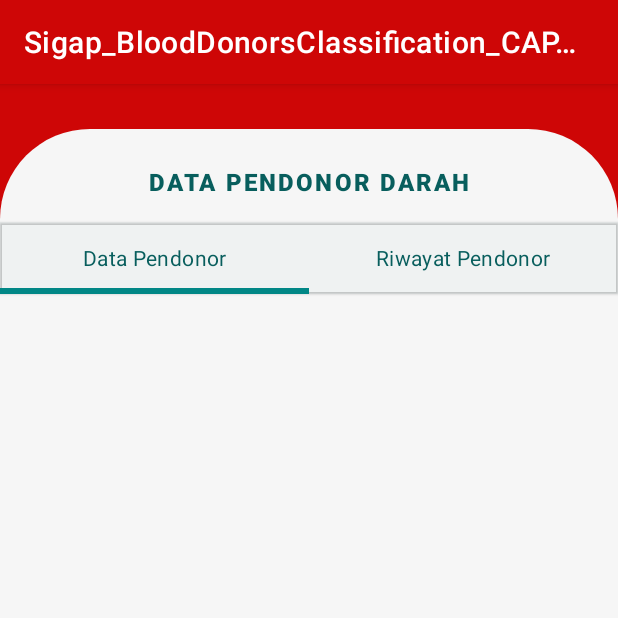
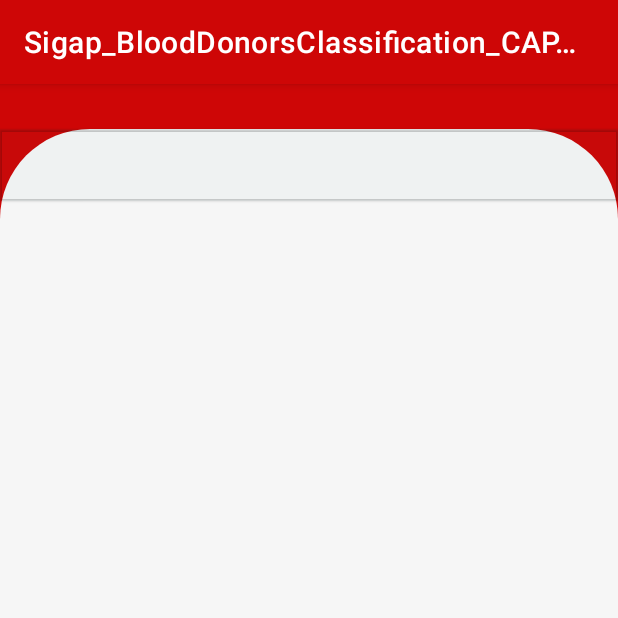
Before and after one commit to FarahdillaAnisa/Sigap_BloodDonorsPotential_CAP0337, an Android app: the ScreeningFormActivity screen opened directly, with no data from a screen before it, on a phone screen of 412 x 824 dp, the top half of it. Run offline under Robolectric (Android 15) with nearby library versions, the phone set to English and light mode, and no system bars.

Commit message:
Revise the previous code

```diff
--- a/app/src/main/res/layout/activity_screening_form.xml
+++ b/app/src/main/res/layout/activity_screening_form.xml
@@ -19,52 +19,40 @@
         app:layout_constraintStart_toStartOf="parent"
         app:layout_constraintTop_toTopOf="parent" />
 
-    <TextView
-        android:id="@+id/donors_text"
-        android:layout_width="wrap_content"
-        android:layout_height="wrap_content"
-        android:layout_marginTop="24dp"
-        android:text="@string/data_pendonor_darah"
-        android:textAppearance="?attr/textAppearanceButton"
-        android:textColor="#085E5D"
-        android:textSize="16sp"
-        android:textStyle="bold"
-        app:layout_constraintEnd_toEndOf="parent"
-        app:layout_constraintStart_toStartOf="parent"
-        app:layout_constraintTop_toTopOf="@+id/view2" />
+<!--    <TextView-->
+<!--        android:id="@+id/donors_text"-->
+<!--        android:layout_width="wrap_content"-->
+<!--        android:layout_height="wrap_content"-->
+<!--        android:layout_marginTop="24dp"-->
+<!--        android:text="@string/data_pendonor_darah"-->
+<!--        android:textAppearance="?attr/textAppearanceButton"-->
+<!--        android:textColor="#085E5D"-->
+<!--        android:textSize="16sp"-->
+<!--        android:textStyle="bold"-->
+<!--        app:layout_constraintEnd_toEndOf="parent"-->
+<!--        app:layout_constraintStart_toStartOf="parent"-->
+<!--        app:layout_constraintTop_toTopOf="@+id/view2" />-->
 
     <com.google.android.material.tabs.TabLayout
         android:id="@+id/tabs"
         android:layout_width="match_parent"
         android:layout_height="wrap_content"
-        android:layout_marginTop="16dp"
         android:background="#07027070"
+        android:elevation="1dp"
         app:layout_constraintEnd_toEndOf="parent"
+        app:layout_constraintHorizontal_bias="0.0"
         app:layout_constraintStart_toStartOf="parent"
-        app:layout_constraintTop_toBottomOf="@+id/donors_text"
+        app:layout_constraintTop_toTopOf="@+id/view2"
         app:tabContentStart="40dp"
-        android:elevation="1dp"
-        app:tabTextAppearance="?attr/textAppearanceBody2"
         app:tabIndicatorColor="@color/teal_700"
         app:tabIndicatorHeight="4dp"
         app:tabRippleColor="@color/teal_700"
+        app:tabTextAppearance="?attr/textAppearanceBody2"
         app:tabTextColor="#085E5D">
-
-        <com.google.android.material.tabs.TabItem
-            android:layout_width="wrap_content"
-            android:layout_height="wrap_content"
-            android:text="@string/data_pendonor"
-            />
-
-        <com.google.android.material.tabs.TabItem
-            android:layout_width="wrap_content"
-            android:layout_height="wrap_content"
-            android:text="@string/riwayat_pendonor"
-            />
 
     </com.google.android.material.tabs.TabLayout>
 
-        <androidx.viewpager2.widget.ViewPager2
+    <androidx.viewpager2.widget.ViewPager2
             android:id="@+id/view_pager"
             android:layout_width="match_parent"
             android:layout_height="0dp"
--- a/app/src/main/res/layout/fragment_riwayat_donor.xml
+++ b/app/src/main/res/layout/fragment_riwayat_donor.xml
@@ -15,7 +15,7 @@
             android:id="@+id/txt_judul"
             android:layout_width="wrap_content"
             android:layout_height="wrap_content"
-            android:layout_marginTop="24dp"
+            android:layout_marginTop="100dp"
             android:text="@string/data_riwayat_donor"
             android:textAppearance="?attr/textAppearanceButton"
             android:textColor="#027776"
@@ -44,13 +44,12 @@
             android:layout_width="match_parent"
             android:layout_height="wrap_content"
             android:layout_marginStart="16dp"
-            android:layout_marginTop="8dp"
             android:layout_marginEnd="16dp"
             android:drawableStart="@drawable/ic_baseline_person_24"
             android:drawablePadding="5dp"
-            android:textSize="16sp"
             android:hint="@string/nik_number"
             android:inputType="number"
+            android:textSize="16sp"
             app:layout_constraintEnd_toEndOf="parent"
             app:layout_constraintStart_toStartOf="parent"
             app:layout_constraintTop_toBottomOf="@+id/txt_nik" />
@@ -74,7 +73,6 @@
             android:layout_width="match_parent"
             android:layout_height="wrap_content"
             android:layout_marginStart="16dp"
-            android:layout_marginTop="8dp"
             android:layout_marginEnd="16dp"
             android:drawableStart="@drawable/ic_baseline_access_time_24"
             android:drawablePadding="5dp"
@@ -103,7 +101,6 @@
             android:layout_width="match_parent"
             android:layout_height="wrap_content"
             android:layout_marginStart="16dp"
-            android:layout_marginTop="8dp"
             android:layout_marginEnd="16dp"
             android:drawableStart="@drawable/ic_baseline_bloodtype_24"
             android:drawablePadding="5dp"
@@ -132,7 +129,6 @@
             android:layout_width="match_parent"
             android:layout_height="wrap_content"
             android:layout_marginStart="16dp"
-            android:layout_marginTop="8dp"
             android:layout_marginEnd="16dp"
             android:drawableStart="@drawable/ic_baseline_bloodtype_24"
             android:drawablePadding="5dp"
@@ -161,7 +157,6 @@
             android:layout_width="match_parent"
             android:layout_height="wrap_content"
             android:layout_marginStart="16dp"
-            android:layout_marginTop="8dp"
             android:layout_marginEnd="16dp"
             android:drawableStart="@drawable/ic_baseline_access_time_24"
             android:drawablePadding="5dp"
@@ -190,7 +185,6 @@
             android:layout_width="200dp"
             android:layout_height="wrap_content"
             android:layout_marginStart="16dp"
-            android:layout_marginTop="8dp"
             android:drawableStart="@drawable/ic_baseline_circle_24"
             android:drawablePadding="5dp"
             android:hint="@string/hasil_prediksi"
```
